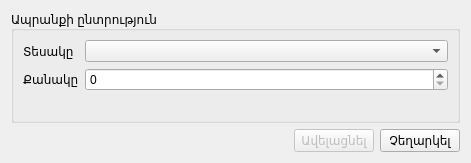
ADCompany/AD-Farm, file src/addstoreitem.ui: the form before one commit.
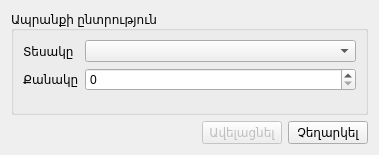
The form after the commit. Icons and pictures are not drawn.

The edit to the form file:
```diff
--- a/src/addstoreitem.ui
+++ b/src/addstoreitem.ui
@@ -6,8 +6,8 @@
    <rect>
     <x>0</x>
     <y>0</y>
-    <width>471</width>
-    <height>163</height>
+    <width>379</width>
+    <height>155</height>
    </rect>
   </property>
   <property name="windowTitle">
```
Left out of the diff: 3 changed lines with no effect on the pictures.
